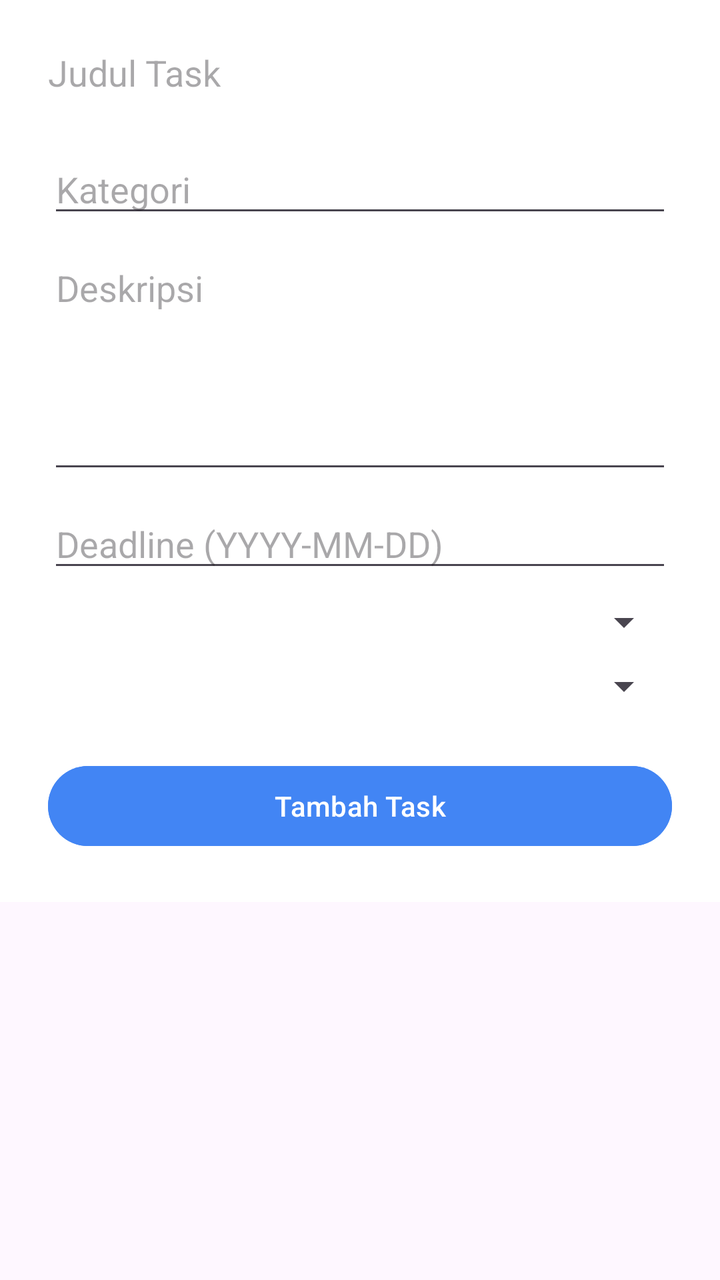
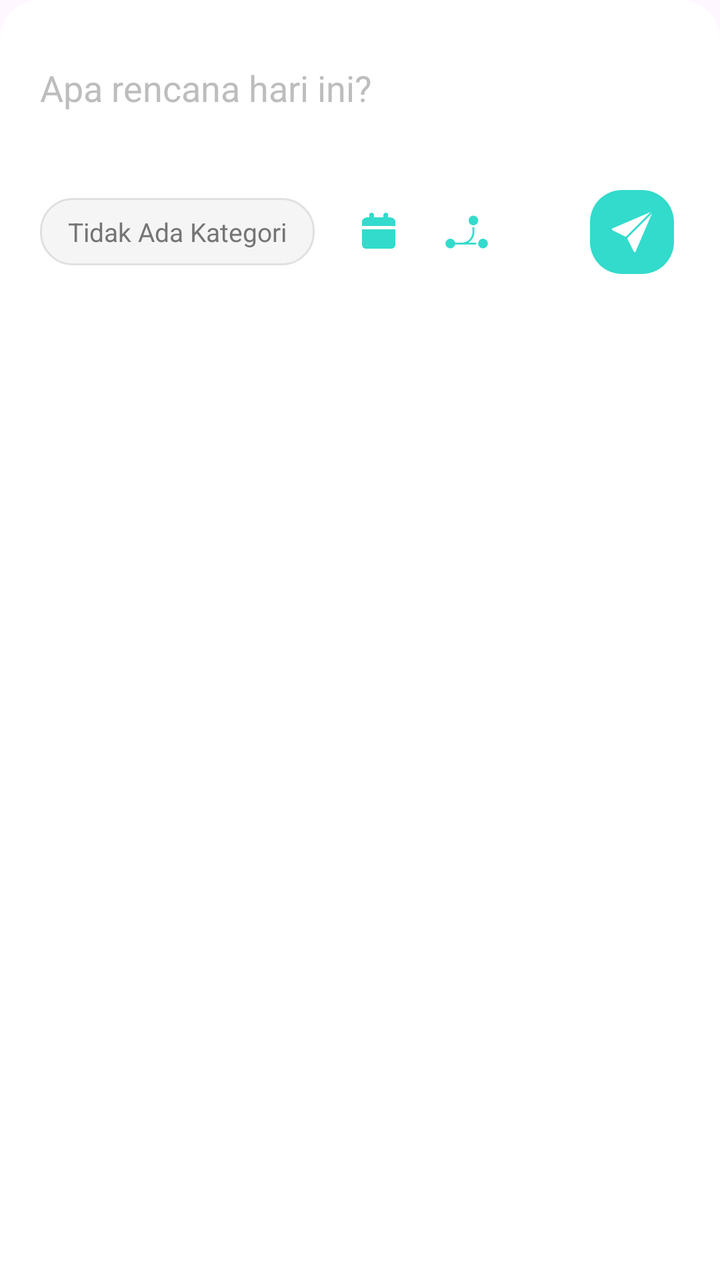

Screens rendered from an Android XML layout before and after an edit, with the pre-edit source and the edit as a unified diff.
<!-- AndroidManifest.xml: application theme Theme.Todolist -->
<!-- res/layout/bottom_sheet_task.xml -->
<?xml version="1.0" encoding="utf-8"?>
<ScrollView xmlns:android="http://schemas.android.com/apk/res/android"
    xmlns:app="http://schemas.android.com/apk/res-auto"
    android:layout_width="match_parent"
    android:layout_height="wrap_content">

    <LinearLayout
        android:layout_width="match_parent"
        android:layout_height="wrap_content"
        android:orientation="vertical"
        android:padding="24dp"
        android:background="#FFFFFF">

        
        <EditText
            android:id="@+id/etTaskTitle"
            android:layout_width="match_parent"
            android:layout_height="wrap_content"
            android:hint="Judul Task"
            android:textSize="18sp"
            android:textColor="#333333"
            android:background="@null"
            android:paddingBottom="16dp"/>

        
        <EditText
            android:id="@+id/etCategory"
            android:layout_width="match_parent"
            android:layout_height="wrap_content"
            android:hint="Kategori"
            android:layout_marginTop="8dp"/>

        
        <EditText
            android:id="@+id/etDescription"
            android:layout_width="match_parent"
            android:layout_height="120dp"
            android:hint="Deskripsi"
            android:gravity="top"
            android:inputType="textMultiLine"
            android:layout_marginTop="8dp"/>

        
        <EditText
            android:id="@+id/etDeadline"
            android:layout_width="match_parent"
            android:layout_height="wrap_content"
            android:hint="Deadline (YYYY-MM-DD)"
            android:focusable="false"
            android:clickable="true"
            android:layout_marginTop="8dp"/>

        
        <Spinner
            android:id="@+id/spinnerStatus"
            android:layout_width="match_parent"
            android:layout_height="wrap_content"
            android:layout_marginTop="8dp"/>

        
        <Spinner
            android:id="@+id/spinnerPriority"
            android:layout_width="match_parent"
            android:layout_height="wrap_content"
            android:layout_marginTop="8dp"/>

        
        <Button
            android:id="@+id/btnSubmitTask"
            android:layout_width="match_parent"
            android:layout_height="wrap_content"
            android:text="Tambah Task"
            android:layout_marginTop="24dp"
            android:backgroundTint="#4285F4"
            android:textColor="#FFFFFF"/>

    </LinearLayout>

</ScrollView>
<!-- resources referenced by this layout -->
<resources>
  <style name="Theme.Todolist" parent="Base.Theme.Todolist" />
  <style name="Base.Theme.Todolist" parent="Theme.Material3.DayNight.NoActionBar">
          
          
      </style>
</resources>

<!-- the commit's change to res/layout/bottom_sheet_task.xml (unified diff, before → after) -->
@@ -1,79 +1,82 @@
 <?xml version="1.0" encoding="utf-8"?>
-<ScrollView xmlns:android="http://schemas.android.com/apk/res/android"
+<LinearLayout xmlns:android="http://schemas.android.com/apk/res/android"
     xmlns:app="http://schemas.android.com/apk/res-auto"
     android:layout_width="match_parent"
-    android:layout_height="wrap_content">
+    android:layout_height="wrap_content"
+    android:background="@drawable/bg_bottom_sheet"
+    android:orientation="vertical"
+    android:padding="20dp">
+
+    <EditText
+        android:id="@+id/etTaskTitle"
+        android:layout_width="match_parent"
+        android:layout_height="wrap_content"
+        android:minHeight="48dp"
+        android:background="@null"
+        android:hint="Apa rencana hari ini?"
+        android:inputType="textCapSentences|textMultiLine"
+        android:textColor="#333333"
+        android:textColorHint="#BDBDBD"
+        android:textSize="18sp"
+        android:layout_marginBottom="24dp"
+        android:importantForAutofill="no"/>
 
     <LinearLayout
         android:layout_width="match_parent"
         android:layout_height="wrap_content"
-        android:orientation="vertical"
-        android:padding="24dp"
-        android:background="#FFFFFF">
+        android:gravity="center_vertical"
+        android:orientation="horizontal">
 
-        
-        <EditText
-            android:id="@+id/etTaskTitle"
-            android:layout_width="match_parent"
+        <TextView
+            android:id="@+id/tvCategory"
+            android:layout_width="wrap_content"
             android:layout_height="wrap_content"
-            android:hint="Judul Task"
-            android:textSize="18sp"
-            android:textColor="#333333"
-            android:background="@null"
-            android:paddingBottom="16dp"/>
+            android:background="@drawable/bg_chip_gray"
+            android:paddingHorizontal="14dp"
+            android:paddingVertical="8dp"
+            android:text="Tidak Ada Kategori"
+            android:textColor="#757575"
+            android:textSize="13sp" />
 
-        
-        <EditText
-            android:id="@+id/etCategory"
-            android:layout_width="match_parent"
+        <ImageView
+            android:id="@+id/btnCalendar"
+            android:layout_width="32dp"
+            android:layout_height="32dp"
+            android:layout_marginStart="16dp"
+            android:background="?attr/selectableItemBackgroundBorderless"
+            android:contentDescription="Pilih Tanggal"
+            android:padding="4dp"
+            android:src="@drawable/calender"
+            app:tint="#33dbcc" />
+
+        <ImageView
+            android:id="@+id/btnSubtask"
+            android:layout_width="32dp"
+            android:layout_height="32dp"
+            android:layout_marginStart="12dp"
+            android:background="?attr/selectableItemBackgroundBorderless"
+            android:contentDescription="Tambah Subtask"
+            android:padding="4dp"
+            android:src="@drawable/merge"
+            app:tint="#33dbcc" />
+
+        <View
+            android:layout_width="0dp"
+            android:layout_height="0dp"
+            android:layout_weight="1" />
+
+        <com.google.android.material.floatingactionbutton.FloatingActionButton
+            android:id="@+id/btnSubmitTask"
+            android:layout_width="wrap_content"
             android:layout_height="wrap_content"
-            android:hint="Kategori"
-            android:layout_marginTop="8dp"/>
-
-        
-        <EditText
-            android:id="@+id/etDescription"
-            android:layout_width="match_parent"
-            android:layout_height="120dp"
-            android:hint="Deskripsi"
-            android:gravity="top"
-            android:inputType="textMultiLine"
-            android:layout_marginTop="8dp"/>
-
-        
-        <EditText
-            android:id="@+id/etDeadline"
-            android:layout_width="match_parent"
-            android:layout_height="wrap_content"
-            android:hint="Deadline (YYYY-MM-DD)"
-            android:focusable="false"
-            android:clickable="true"
-            android:layout_marginTop="8dp"/>
-
-        
-        <Spinner
-            android:id="@+id/spinnerStatus"
-            android:layout_width="match_parent"
-            android:layout_height="wrap_content"
-            android:layout_marginTop="8dp"/>
-
-        
-        <Spinner
-            android:id="@+id/spinnerPriority"
-            android:layout_width="match_parent"
-            android:layout_height="wrap_content"
-            android:layout_marginTop="8dp"/>
-
-        
-        <Button
-            android:id="@+id/btnSubmitTask"
-            android:layout_width="match_parent"
-            android:layout_height="wrap_content"
-            android:text="Tambah Task"
-            android:layout_marginTop="24dp"
-            android:backgroundTint="#4285F4"
-            android:textColor="#FFFFFF"/>
+            android:contentDescription="Kirim Tugas"
+            app:fabCustomSize="42dp"
+            android:src="@drawable/send"
+            app:backgroundTint="#33dbcc"
+            app:tint="#FFFFFF"
+            app:elevation="0dp"
+            app:pressedTranslationZ="0dp"
+            android:stateListAnimator="@null" />
 
     </LinearLayout>
-
-</ScrollView>
+</LinearLayout>
<!-- resource entries referenced after the edit -->
@@ -1,5 +1,21 @@
 <!-- resources referenced by this layout -->
 <resources>
+  <!-- drawable bg_bottom_sheet (drawable) -->
+  <?xml version="1.0" encoding="utf-8"?>
+  <shape xmlns:android="http://schemas.android.com/apk/res/android">
+      <solid android:color="#FFFFFF" />
+      <corners android:topLeftRadius="20dp" android:topRightRadius="20dp" />
+  </shape>
+  <!-- drawable bg_chip_gray (drawable) -->
+  <?xml version="1.0" encoding="utf-8"?>
+  <shape xmlns:android="http://schemas.android.com/apk/res/android">
+      <solid android:color="#F5F5F5" />
+      <corners android:radius="16dp" />
+      <stroke android:width="1dp" android:color="#E0E0E0" />
+  </shape>
+  <!-- drawable calender: png bitmap (drawable, 12905 bytes) -->
+  <!-- drawable merge: png bitmap (drawable, 1091 bytes) -->
+  <!-- drawable send: png bitmap (drawable, 1434 bytes) -->
   <style name="Theme.Todolist" parent="Base.Theme.Todolist" />
   <style name="Base.Theme.Todolist" parent="Theme.Material3.DayNight.NoActionBar">
           
